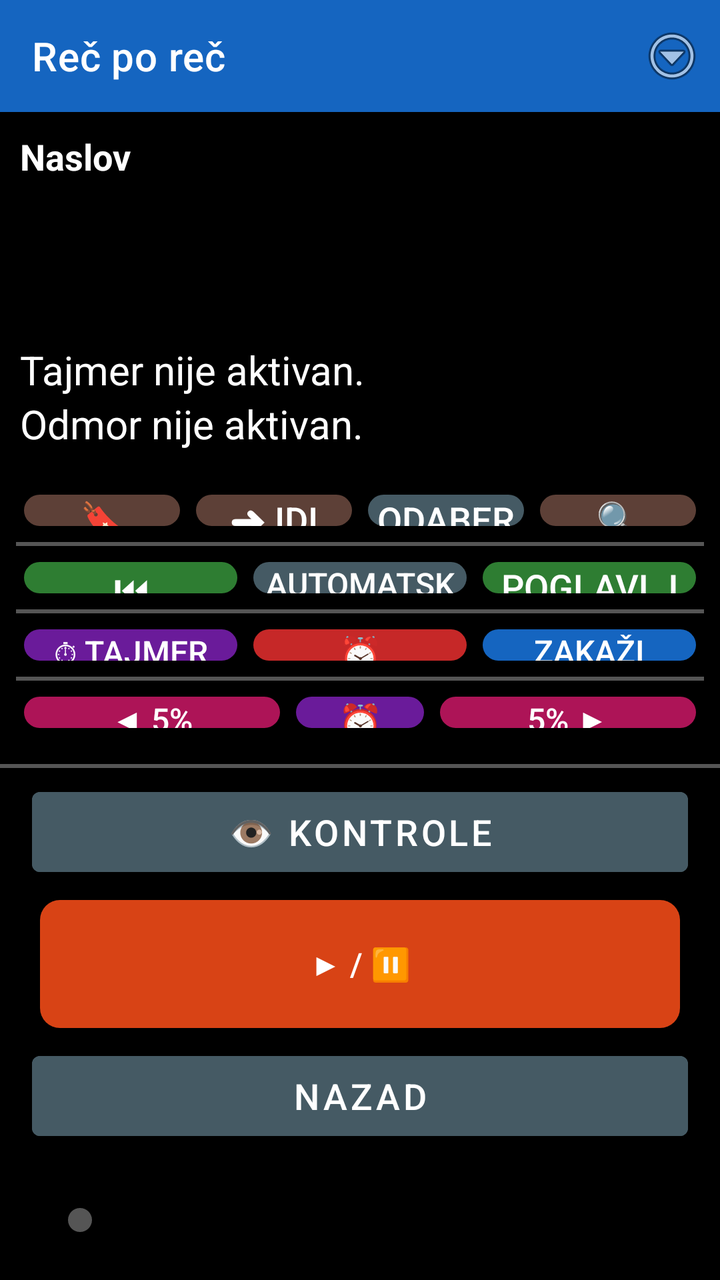
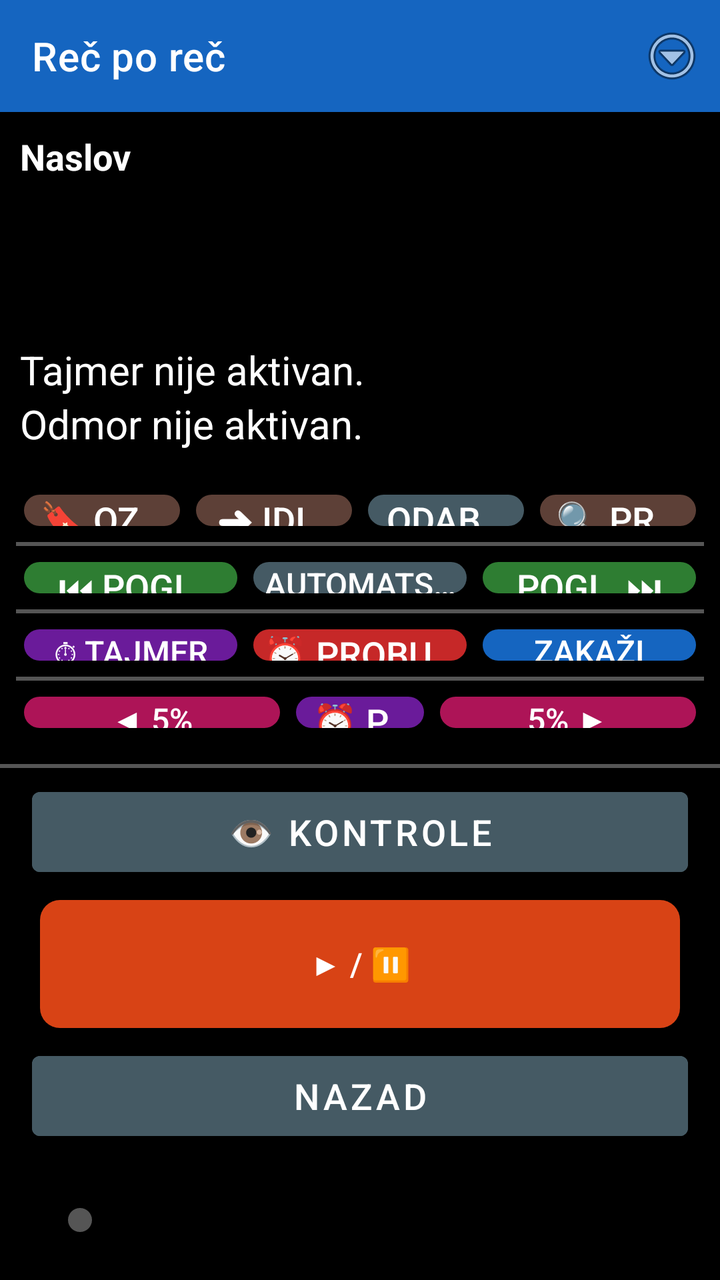

An Android layout rendered at two revisions. The XML below is the earlier revision; the diff shows what the commit changed to produce the second picture.
<!-- AndroidManifest.xml: application theme Theme.RecPoRec -->
<!-- res/layout/activity_reader.xml -->
<?xml version="1.0" encoding="utf-8"?>
<LinearLayout xmlns:android="http://schemas.android.com/apk/res/android"
    xmlns:app="http://schemas.android.com/apk/res-auto"
    android:layout_width="match_parent"
    android:layout_height="match_parent"
    android:orientation="vertical"
    android:fitsSystemWindows="true"
    android:background="@color/background">

    
    <androidx.appcompat.widget.Toolbar
        android:id="@+id/toolbar"
        android:layout_width="match_parent"
        android:layout_height="?attr/actionBarSize"
        android:background="@color/btn_voice"
        android:titleTextColor="@color/text_primary"
        app:title="@string/app_name">

        <ImageButton
            android:id="@+id/btnOverflow"
            android:layout_width="48dp"
            android:layout_height="48dp"
            android:layout_gravity="end|center_vertical"
            android:background="@android:color/transparent"
            android:contentDescription="@string/menu_options_button"
            android:src="@android:drawable/ic_menu_more" />
    </androidx.appcompat.widget.Toolbar>

    
    <LinearLayout
        android:id="@+id/layoutStatus"
        android:layout_width="match_parent"
        android:layout_height="wrap_content"
        android:orientation="vertical"
        android:padding="10dp">

        <TextView
            android:id="@+id/textDocTitle"
            android:layout_width="match_parent"
            android:layout_height="wrap_content"
            android:textSize="18sp"
            android:textStyle="bold"
            android:textColor="@color/text_primary"
            android:maxLines="1"
            android:ellipsize="end"
            android:text="Naslov" />

        <TextView
            android:id="@+id/textPages"
            android:layout_width="match_parent"
            android:layout_height="wrap_content"
            android:textSize="20sp"
            android:textColor="@color/text_primary"
            android:accessibilityLiveRegion="polite" />

        <TextView
            android:id="@+id/textElapsed"
            android:layout_width="match_parent"
            android:layout_height="wrap_content"
            android:textSize="20sp"
            android:textColor="@color/text_primary" />

        <TextView
            android:id="@+id/textRemaining"
            android:layout_width="match_parent"
            android:layout_height="wrap_content"
            android:textSize="20sp"
            android:textColor="@color/text_primary" />

        <TextView
            android:id="@+id/textTimerStatus"
            android:layout_width="match_parent"
            android:layout_height="wrap_content"
            android:textSize="20sp"
            android:textColor="@color/text_primary"
            android:text="Tajmer nije aktivan." />

        <TextView
            android:id="@+id/textRestStatus"
            android:layout_width="match_parent"
            android:layout_height="wrap_content"
            android:textSize="20sp"
            android:textColor="@color/text_primary"
            android:text="Odmor nije aktivan." />
    </LinearLayout>

    
    <LinearLayout
        android:layout_width="match_parent"
        android:layout_height="0dp"
        android:layout_weight="1"
        android:orientation="vertical"
        android:padding="8dp">

        
        <LinearLayout
            android:id="@+id/layoutRow1"
            android:layout_width="match_parent"
            android:layout_height="0dp"
            android:layout_weight="1"
            android:orientation="horizontal">

            <androidx.appcompat.widget.AppCompatButton android:id="@+id/btnBookmarks" style="@style/KeyButton"
                android:backgroundTint="@color/btn_goto_page"
                android:contentDescription="Oznake - dodaj, ukloni ili ukloni sve oznake u ovom dokumentu. Dug pritisak: brzo dodaj oznaku."
                android:textSize="18sp"
                android:text="🔖 Oznake" />

            <androidx.appcompat.widget.AppCompatButton android:id="@+id/btnGoTo" style="@style/KeyButton"
                android:backgroundTint="@color/btn_goto_page"
                android:contentDescription="Idi na stranicu, minut ili oznaku. Dug pritisak: idi na početak dokumenta."
                android:textSize="18sp"
                android:text="➜ Idi na" />

            <androidx.appcompat.widget.AppCompatButton android:id="@+id/btnSelectAll" style="@style/KeyButton"
                android:backgroundTint="@color/btn_combined"
                android:contentDescription="Odaberi sve. Dug pritisak: kopiraj odabrano."
                android:textSize="18sp"
                android:text="Odaberi sve" />

            <androidx.appcompat.widget.AppCompatButton android:id="@+id/btnSearchText" style="@style/KeyButton"
                android:backgroundTint="@color/btn_goto_page"
                android:contentDescription="Pretraži tekst dokumenta. Dug pritisak: ponovi poslednju pretragu."
                android:textSize="18sp"
                android:text="🔍 Pretraga" />
        </LinearLayout>

        
        <View
            android:id="@+id/dividerRow1"
            android:layout_width="match_parent"
            android:layout_height="2dp"
            android:layout_marginTop="4dp"
            android:layout_marginBottom="4dp"
            android:background="@color/slider_track"
            android:importantForAccessibility="no" />

        
        <LinearLayout
            android:id="@+id/layoutRow2"
            android:layout_width="match_parent"
            android:layout_height="0dp"
            android:layout_weight="1"
            android:orientation="horizontal">

            <androidx.appcompat.widget.AppCompatButton android:id="@+id/btnPrevChapter" style="@style/KeyButton"
                android:backgroundTint="@color/btn_chapter"
                android:contentDescription="@string/btn_prev_chapter"
                android:textSize="18sp"
                android:text="⏮ Poglavlje" />

            <androidx.appcompat.widget.AppCompatButton android:id="@+id/btnAutoScroll" style="@style/KeyButton"
                android:backgroundTint="@color/btn_combined"
                android:contentDescription="Automatski listaj dokument."
                android:text="Automatski listaj" />

            <androidx.appcompat.widget.AppCompatButton android:id="@+id/btnNextChapter" style="@style/KeyButton"
                android:backgroundTint="@color/btn_chapter"
                android:contentDescription="@string/btn_next_chapter"
                android:textSize="18sp"
                android:text="Poglavlje ⏭" />
        </LinearLayout>

        <View
            android:id="@+id/dividerRow2"
            android:layout_width="match_parent"
            android:layout_height="2dp"
            android:layout_marginTop="4dp"
            android:layout_marginBottom="4dp"
            android:background="@color/slider_track"
            android:importantForAccessibility="no" />

        
        <LinearLayout
            android:id="@+id/layoutRow3"
            android:layout_width="match_parent"
            android:layout_height="0dp"
            android:layout_weight="1"
            android:orientation="horizontal">

            <androidx.appcompat.widget.AppCompatButton android:id="@+id/btnTimer" style="@style/KeyButton"
                android:backgroundTint="@color/btn_timer"
                android:contentDescription="@string/btn_timer"
                android:text="⏱ Tajmer" />

            <androidx.appcompat.widget.AppCompatButton android:id="@+id/btnWakeUp" style="@style/KeyButton"
                android:backgroundTint="@color/btn_wakeup"
                android:contentDescription="Probudi me u tačno vreme. Dug pritisak: isključi buđenje."
                android:textSize="18sp"
                android:text="⏰ Probudi" />

            <androidx.appcompat.widget.AppCompatButton android:id="@+id/btnScheduleReading" style="@style/KeyButton"
                android:backgroundTint="@color/btn_voice"
                android:contentDescription="Zakaži čitanje."
                android:text="Zakaži čitanje" />
        </LinearLayout>

        <View
            android:id="@+id/dividerRow3"
            android:layout_width="match_parent"
            android:layout_height="2dp"
            android:layout_marginTop="4dp"
            android:layout_marginBottom="4dp"
            android:background="@color/slider_track"
            android:importantForAccessibility="no" />

        
        <LinearLayout
            android:id="@+id/layoutRow5"
            android:layout_width="match_parent"
            android:layout_height="0dp"
            android:layout_weight="1"
            android:orientation="horizontal">

            <androidx.appcompat.widget.AppCompatButton android:id="@+id/btnStepBack" style="@style/KeyButton"
                android:layout_weight="2"
                android:backgroundTint="@color/btn_page_nav"
                android:contentDescription="@string/slider_back"
                android:text="◀ 5%" />

            <androidx.appcompat.widget.AppCompatButton android:id="@+id/btnRemindMe" style="@style/KeyButton"
                android:backgroundTint="@color/btn_timer"
                android:contentDescription="Podsetnik, vraća dokument unazad. Dug pritisak: ponovi poslednji podsetnik."
                android:textSize="18sp"
                android:text="⏰ Podseti" />

            <androidx.appcompat.widget.AppCompatButton android:id="@+id/btnStepForward" style="@style/KeyButton"
                android:layout_weight="2"
                android:backgroundTint="@color/btn_page_nav"
                android:contentDescription="@string/slider_forward"
                android:text="5% ▶" />
        </LinearLayout>

    </LinearLayout>

    <View
        android:id="@+id/dividerRow4"
        android:layout_width="match_parent"
        android:layout_height="2dp"
        android:layout_marginTop="6dp"
        android:layout_marginBottom="6dp"
        android:background="@color/slider_track"
        android:importantForAccessibility="no" />

    
    <Button
        android:id="@+id/btnToggleControls"
        android:layout_width="match_parent"
        android:layout_height="52dp"
        android:layout_marginStart="16dp"
        android:layout_marginEnd="16dp"
        android:layout_marginBottom="4dp"
        android:textSize="18sp"
        android:backgroundTint="@color/btn_combined"
        android:textColor="@color/button_text"
        android:contentDescription="Prikaži ili sakrij kontrole. Dug pritisak: Kratak predah, pauzira čitanje na 15 minuta."
        android:text="👁 Kontrole" />

    <LinearLayout
        android:layout_width="match_parent"
        android:layout_height="72dp"
        android:layout_marginStart="16dp"
        android:layout_marginEnd="16dp"
        android:layout_marginBottom="4dp"
        android:orientation="horizontal">

        <androidx.appcompat.widget.AppCompatButton android:id="@+id/btnPlayPause" style="@style/KeyButton"
            android:backgroundTint="@color/btn_play"
            android:contentDescription="@string/btn_play_pause"
            android:text="▶ / ⏸" />
    </LinearLayout>

    <Button
        android:id="@+id/btnBack"
        android:layout_width="match_parent"
        android:layout_height="52dp"
        android:layout_marginStart="16dp"
        android:layout_marginEnd="16dp"
        android:layout_marginBottom="10dp"
        android:textSize="18sp"
        android:backgroundTint="@color/btn_combined"
        android:textColor="@color/button_text"
        android:contentDescription="Nazad. Zatvara dokument, vraća na listu. Dug pritisak: pošalji aplikaciju u pozadinu."
        android:text="Nazad" />

    
    <SeekBar
        android:id="@+id/seekProgress"
        android:layout_width="match_parent"
        android:layout_height="32dp"
        android:layout_marginStart="24dp"
        android:layout_marginEnd="24dp"
        android:layout_marginTop="10dp"
        android:layout_marginBottom="14dp"
        android:contentDescription="@string/slider_position"
        android:max="100"
        android:progressTint="@color/slider_track"
        android:thumbTint="@color/slider_track" />

</LinearLayout>
<!-- resources referenced by this layout -->
<resources>
  <color name="background">#000000</color>
  <color name="btn_chapter">#2E7D32</color>
  <color name="btn_combined">#455A64</color>
  <color name="btn_goto_page">#5D4037</color>
  <color name="btn_page_nav">#AD1457</color>
  <color name="btn_play">#D84315</color>
  <color name="btn_timer">#6A1B9A</color>
  <color name="btn_voice">#1565C0</color>
  <color name="btn_wakeup">#C62828</color>
  <color name="button_text">#FFFFFF</color>
  <color name="slider_track">#555555</color>
  <color name="text_primary">#FFFFFF</color>
  <string name="app_name">Reč po reč</string>
  <string name="btn_next_chapter">Sledeće poglavlje. Dug pritisak: spisak svih poglavlja.</string>
  <string name="btn_play_pause">Pokreni/Pauziraj čitanje. Dug pritisak: reci trenutni status.</string>
  <string name="btn_prev_chapter">Prethodno poglavlje. Dug pritisak: ponovi trenutno poglavlje.</string>
  <string name="btn_timer">Tajmer za automatsku pauzu. Dug pritisak: isključi tajmer.</string>
  <string name="menu_options_button">Opcije. Dug pritisak: provera dozvola.</string>
  <string name="slider_back">Pomeri pet posto unazad. Dug pritisak: ponovi trenutnu stranicu.</string>
  <string name="slider_forward">Pomeri pet posto unapred. Dug pritisak: poništi poslednju radnju.</string>
  <string name="slider_position">Klizač za pomeranje kroz knjigu, pet posto po koraku</string>
  <style name="KeyButton">
          <item name="android:layout_width">0dp</item>
          <item name="android:layout_height">match_parent</item>
          <item name="android:layout_weight">1</item>
          <item name="android:layout_margin">4dp</item>
          <item name="android:textSize">16sp</item>
          <item name="android:textColor">@color/button_text</item>
          <item name="android:background">@drawable/key_button_shape</item>
          <item name="android:stateListAnimator">@null</item>
          <item name="android:elevation">0dp</item>
          
          <item name="android:singleLine">false</item>
          <item name="android:maxLines">2</item>
          <item name="android:gravity">center</item>
          <item name="android:paddingStart">4dp</item>
          <item name="android:paddingEnd">4dp</item>
          <item name="android:insetTop">0dp</item>
          <item name="android:insetBottom">0dp</item>
          <item name="android:minWidth">0dp</item>
          <item name="android:minHeight">0dp</item>
      </style>
  <style name="Theme.RecPoRec" parent="Theme.MaterialComponents.DayNight.NoActionBar">
          <item name="android:windowBackground">@color/background</item>
          <item name="android:textColorPrimary">@color/text_primary</item>
          <item name="colorPrimary">@color/btn_voice</item>
          <item name="colorOnPrimary">@color/button_text</item>
          <item name="alertDialogTheme">@style/RecPoRecAlertDialog</item>
          <item name="android:alertDialogTheme">@style/RecPoRecAlertDialog</item>
      </style>
  <!-- drawable key_button_shape (drawable) -->
  <?xml version="1.0" encoding="utf-8"?>
  <shape xmlns:android="http://schemas.android.com/apk/res/android"
      android:shape="rectangle">
      <corners android:radius="10dp" />
      <solid android:color="#FFFFFF" />
  </shape>
  <style name="RecPoRecDialogText" parent="TextAppearance.AppCompat.Medium">
          <item name="android:textSize">20sp</item>
          <item name="android:textColor">@color/text_primary</item>
      </style>
  <style name="RecPoRecDialogButton" parent="Widget.AppCompat.Button.ButtonBar.AlertDialog">
          <item name="android:textSize">18sp</item>
          <item name="android:textColor">@color/btn_goto_page</item>
          <item name="android:textStyle">bold</item>
      </style>
  <!-- unchanged entries left out for length: 1 -->
</resources>

<!-- the commit's change to res/layout/activity_reader.xml (unified diff, before → after) -->
@@ -116,7 +116,7 @@
                 android:backgroundTint="@color/btn_combined"
                 android:contentDescription="Odaberi sve. Dug pritisak: kopiraj odabrano."
                 android:textSize="18sp"
-                android:text="Odaberi sve" />
+                android:text="Odaberi" />
 
             <androidx.appcompat.widget.AppCompatButton android:id="@+id/btnSearchText" style="@style/KeyButton"
                 android:backgroundTint="@color/btn_goto_page"
@@ -147,18 +147,18 @@
                 android:backgroundTint="@color/btn_chapter"
                 android:contentDescription="@string/btn_prev_chapter"
                 android:textSize="18sp"
-                android:text="⏮ Poglavlje" />
+                android:text="⏮ Pogl." />
 
             <androidx.appcompat.widget.AppCompatButton android:id="@+id/btnAutoScroll" style="@style/KeyButton"
                 android:backgroundTint="@color/btn_combined"
                 android:contentDescription="Automatski listaj dokument."
-                android:text="Automatski listaj" />
+                android:text="Automatski" />
 
             <androidx.appcompat.widget.AppCompatButton android:id="@+id/btnNextChapter" style="@style/KeyButton"
                 android:backgroundTint="@color/btn_chapter"
                 android:contentDescription="@string/btn_next_chapter"
                 android:textSize="18sp"
-                android:text="Poglavlje ⏭" />
+                android:text="Pogl. ⏭" />
         </LinearLayout>
 
         <View
@@ -192,7 +192,7 @@
             <androidx.appcompat.widget.AppCompatButton android:id="@+id/btnScheduleReading" style="@style/KeyButton"
                 android:backgroundTint="@color/btn_voice"
                 android:contentDescription="Zakaži čitanje."
-                android:text="Zakaži čitanje" />
+                android:text="Zakaži" />
         </LinearLayout>
 
         <View
<!-- resource entries referenced after the edit -->
@@ -32,8 +32,8 @@
           <item name="android:stateListAnimator">@null</item>
           <item name="android:elevation">0dp</item>
           
-          <item name="android:singleLine">false</item>
-          <item name="android:maxLines">2</item>
+          <item name="android:singleLine">true</item>
+          <item name="android:ellipsize">end</item>
           <item name="android:gravity">center</item>
           <item name="android:paddingStart">4dp</item>
           <item name="android:paddingEnd">4dp</item>
